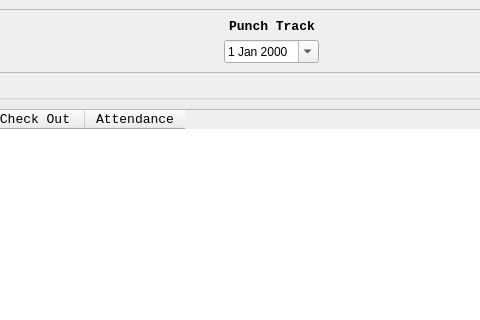
First picture: the form in _internal/F2_MODULES/PUNCH_BUILD/UI-Punch_Build.ui, repository Asta-Twink/Twink_06MA, before the edit; both pictures show x 382 to 862 and y 0 to 320 of the 1309 by 755 pixel window.
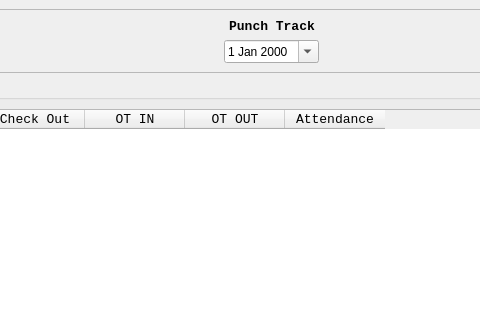
Second picture: the form after the edit.

The edit to the form file:
```diff
--- a/_internal/F2_MODULES/PUNCH_BUILD/UI-Punch_Build.ui
+++ b/_internal/F2_MODULES/PUNCH_BUILD/UI-Punch_Build.ui
@@ -139,6 +139,16 @@
            <string>Check Out</string>
           </property>
          </column>
+         <column>
+          <property name="text">
+           <string>OT IN</string>
+          </property>
+         </column>
+         <column>
+          <property name="text">
+           <string>OT OUT</string>
+          </property>
+         </column>
          <column>
           <property name="text">
            <string>Attendance</string>
```
